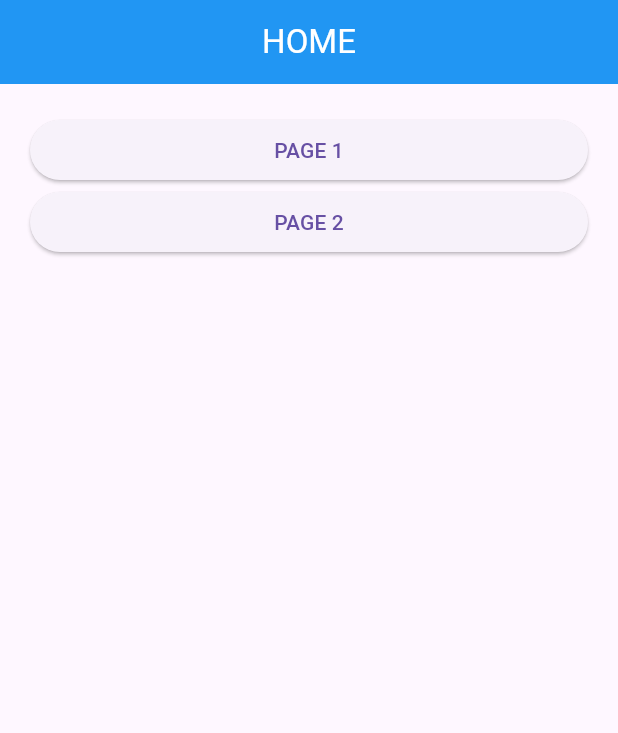
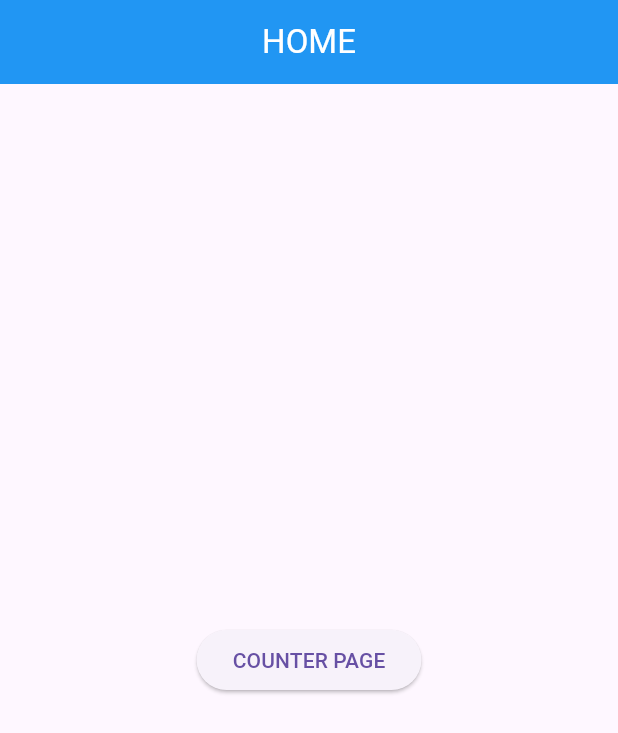
Before and after one commit to wildanarkan/flutter-learning, a Flutter app: the screen it shows after launch, on a phone screen of 412 x 824 dp. Shown: the top 733 px of the screen. Run offline on Flutter 3.47's test engine with Material 3 defaults, Android fonts, the phone set to English and light mode, and no system bars; our stand-ins replace avatar_glow, convex_bottom_bar, dropdown_search, faker, get, introduction_screen and 1 more.

Commit message:
Mempelajari GetX Bindings Builder

```diff
--- a/lib/main.dart
+++ b/lib/main.dart
@@ -1,6 +1,6 @@
 import 'package:flutter/material.dart';
-import 'package:latihan_flutter/package/getx/route/route_management.dart';
+import 'package:latihan_flutter/package/getx/binding/binding.dart';
 
 void main() {
-  runApp(AppRouteManagement());
+  runApp(AppBinding());
 }
--- /dev/null
+++ b/lib/package/getx/binding/binding.dart
@@ -0,0 +1,30 @@
+import 'package:flutter/material.dart';
+import 'package:get/get.dart';
+import 'package:latihan_flutter/package/getx/binding/controllers/counter_controller.dart';
+import 'package:latihan_flutter/package/getx/binding/pages/counter.dart';
+import './pages/home.dart';
+
+void main() {
+  runApp(AppBinding());
+}
+
+class AppBinding extends StatelessWidget {
+  const AppBinding({super.key});
+
+  @override
+  Widget build(BuildContext context) {
+    return GetMaterialApp(
+      home: HomePage(),
+      getPages: [
+        GetPage(
+          name: "/counter",
+          page: () => CounterPage(),
+          bindings: [
+            BindingsBuilder.put(() => CounterController())
+          ]
+          ),
+
+          ],
+    );
+  }
+}
--- /dev/null
+++ b/lib/package/getx/binding/controllers/counter_controller.dart
@@ -0,0 +1,8 @@
+import 'package:get/get.dart';
+
+class CounterController extends GetxController{
+  RxInt data = 0.obs;
+
+  void tambah()=> data++;
+  void kurang()=> data--;
+}
--- /dev/null
+++ b/lib/package/getx/binding/pages/home.dart
@@ -0,0 +1,17 @@
+import 'package:flutter/material.dart';
+import 'package:get/get.dart';
+import 'package:latihan_flutter/widgets/mybar.dart';
+
+class HomePage extends StatelessWidget {
+  const HomePage({super.key});
+
+  @override
+  Widget build(BuildContext context) {
+    return Scaffold(
+      appBar: MyBar(judul: "HOME"),
+      body: Center(
+        child: ElevatedButton(onPressed: ()=>Get.toNamed("/counter"), child: Text("COUNTER PAGE")),
+      ),
+    );
+  }
+}
```
Also changed, not shown: lib/package/getx/binding/pages/counter.dart (added, +35 -0 lines).
